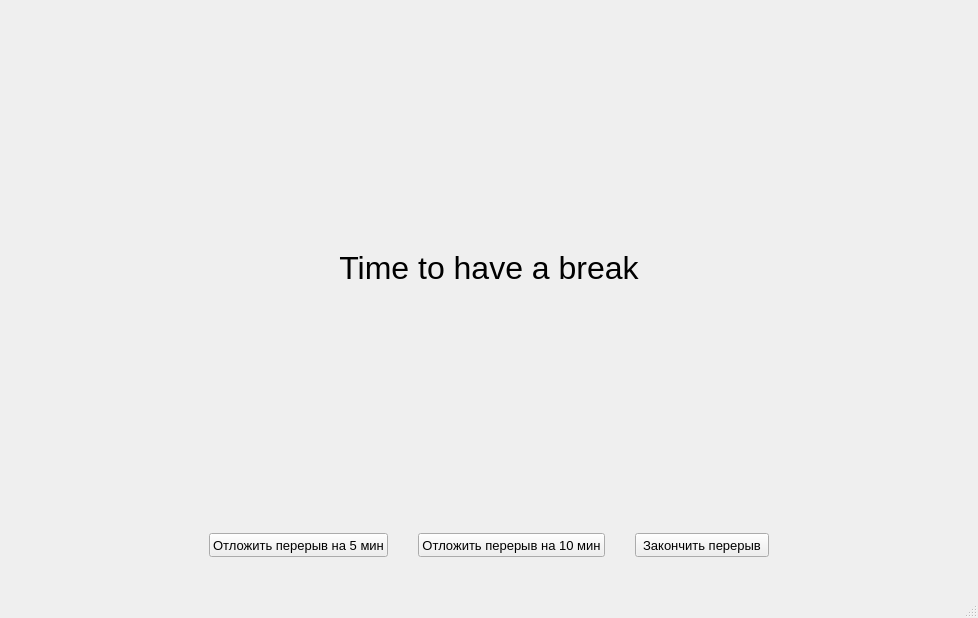
Above: src/resty/adapters/qt/ui/rest_window/rest_window.ui from bolanebyla/resty before the change. Below: the same form after it.
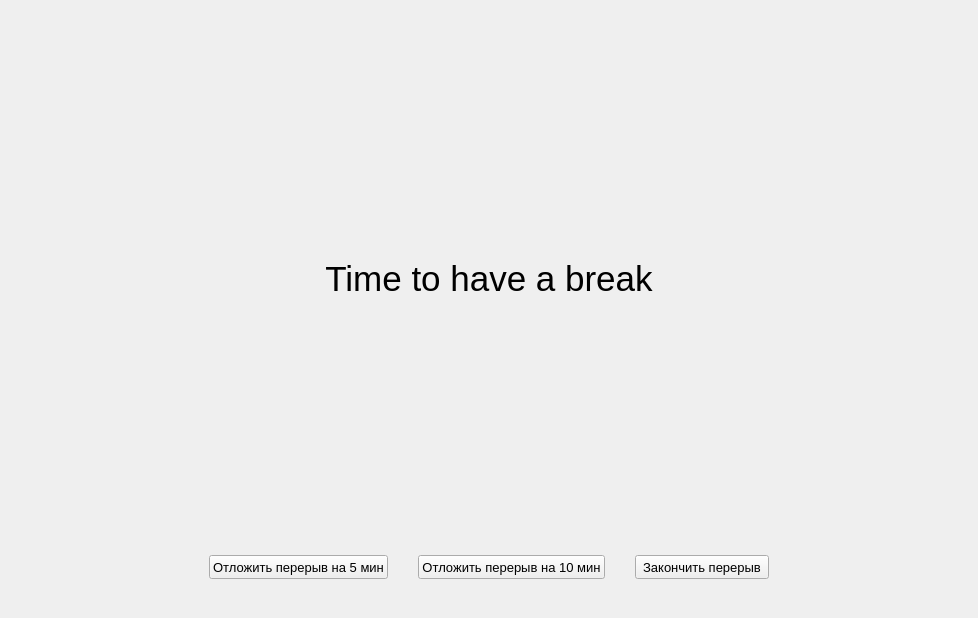
That is the form after the change.

Commit message: Убрать statusbar из ui

Patch:
```diff
--- a/src/resty/adapters/qt/ui/rest_window/rest_window.ui
+++ b/src/resty/adapters/qt/ui/rest_window/rest_window.ui
@@ -33,7 +33,7 @@
      <widget class="QLabel" name="lbl_rest_message_text">
       <property name="font">
        <font>
-        <pointsize>24</pointsize>
+        <pointsize>26</pointsize>
        </font>
       </property>
       <property name="contextMenuPolicy">
@@ -128,7 +128,6 @@
     </item>
    </layout>
   </widget>
-  <widget class="QStatusBar" name="statusbar"/>
  </widget>
  <resources/>
  <connections/>
```
The commit also changes 2 other files.
